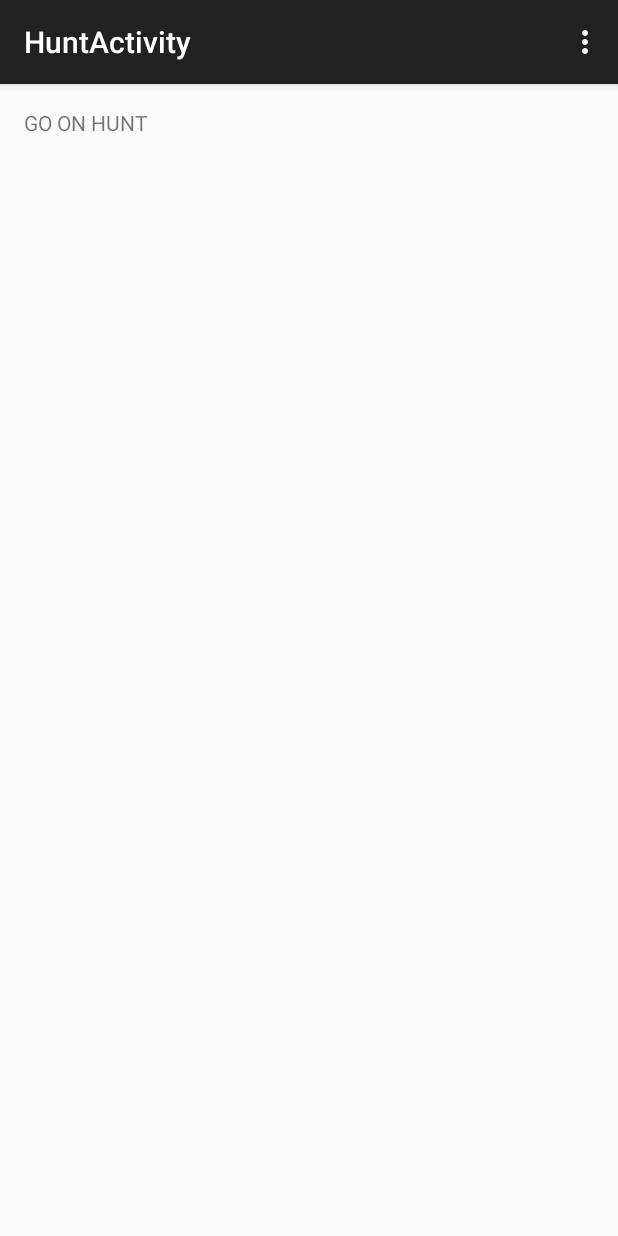
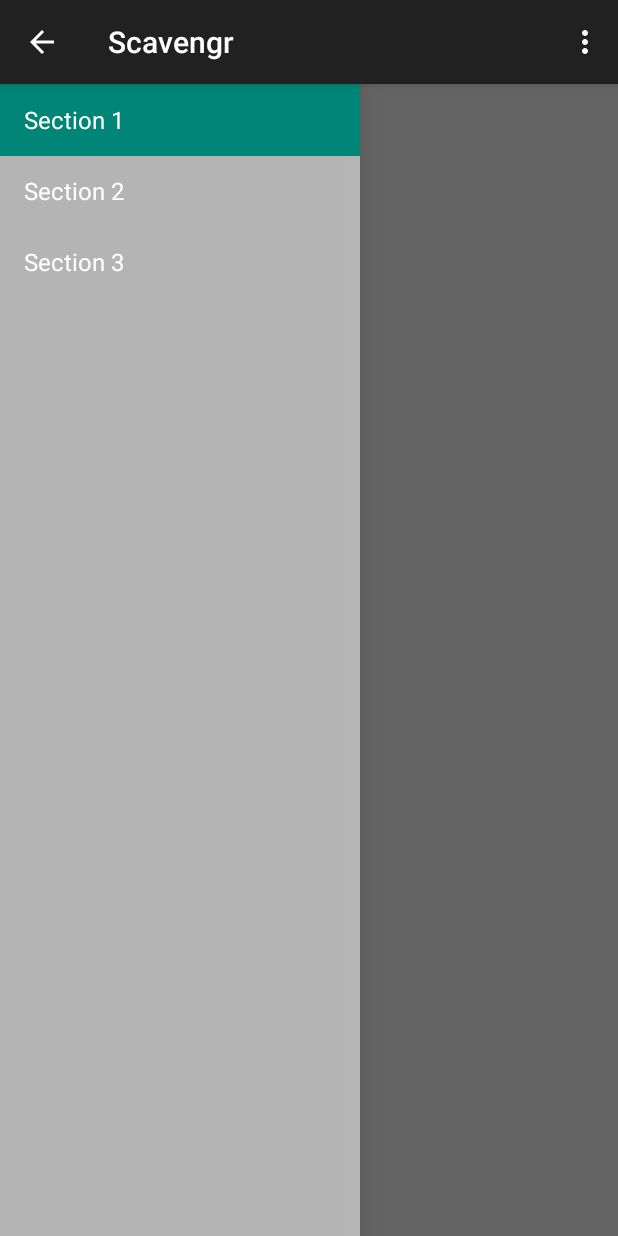
Before and after one commit to mgebhard/Scavengr, an Android app: the HuntActivity screen opened directly, with no data from a screen before it, on a phone screen of 412 x 824 dp. Run offline under Robolectric (Android 15) with nearby library versions, the phone set to English and light mode, and no system bars; 2 statements that could not run were skipped.

Commit message:
Changed activity to have navigation drawer

```diff
--- a/Scavengr/app/src/main/java/org/teamscavengr/scavengr/HuntActivity.java
+++ b/Scavengr/app/src/main/java/org/teamscavengr/scavengr/HuntActivity.java
@@ -1,25 +1,94 @@
 package org.teamscavengr.scavengr;
 
+import android.app.Activity;
 import android.support.v7.app.ActionBarActivity;
+import android.support.v7.app.ActionBar;
+import android.support.v4.app.Fragment;
+import android.support.v4.app.FragmentManager;
+import android.content.Context;
+import android.os.Build;
 import android.os.Bundle;
+import android.view.Gravity;
+import android.view.LayoutInflater;
 import android.view.Menu;
 import android.view.MenuItem;
+import android.view.View;
+import android.view.ViewGroup;
+import android.support.v4.widget.DrawerLayout;
+import android.widget.ArrayAdapter;
+import android.widget.TextView;
 
 
-public class HuntActivity extends ActionBarActivity {
+public class HuntActivity extends ActionBarActivity
+        implements NavigationDrawerFragment.NavigationDrawerCallbacks {
+
+    /**
+     * Fragment managing the behaviors, interactions and presentation of the navigation drawer.
+     */
+    private NavigationDrawerFragment mNavigationDrawerFragment;
+
+    /**
+     * Used to store the last screen title. For use in {@link #restoreActionBar()}.
+     */
+    private CharSequence mTitle;
 
     @Override
     protected void onCreate(Bundle savedInstanceState) {
         super.onCreate(savedInstanceState);
-        setContentView(R.layout.activity_hunt);
+        setContentView(R.layout.activity_hunt2);
+
+        mNavigationDrawerFragment = (NavigationDrawerFragment)
+                getSupportFragmentManager().findFragmentById(R.id.navigation_drawer);
+        mTitle = getTitle();
+
+        // Set up the drawer.
+        mNavigationDrawerFragment.setUp(
+                R.id.navigation_drawer,
+                (DrawerLayout) findViewById(R.id.drawer_layout));
+    }
+
+    @Override
+    public void onNavigationDrawerItemSelected(int position) {
+        // update the main content by replacing fragments
+        FragmentManager fragmentManager = getSupportFragmentManager();
+        fragmentManager.beginTransaction()
+                .replace(R.id.container, PlaceholderFragment.newInstance(position + 1))
+                .commit();
+    }
+
+    public void onSectionAttached(int number) {
+        switch (number) {
+            case 1:
+                mTitle = getString(R.string.title_section1);
+                break;
+            case 2:
+                mTitle = getString(R.string.title_section2);
+                break;
+            case 3:
+                mTitle = getString(R.string.title_section3);
+                break;
+        }
+    }
+
+    public void restoreActionBar() {
+        ActionBar actionBar = getSupportActionBar();
+        actionBar.setNavigationMode(ActionBar.NAVIGATION_MODE_STANDARD);
+        actionBar.setDisplayShowTitleEnabled(true);
+        actionBar.setTitle(mTitle);
     }
 
 
     @Override
     public boolean onCreateOptionsMenu(Menu menu) {
-        // Inflate the menu; this adds items to the action bar if it is present.
-        getMenuInflater().inflate(R.menu.menu_hunt, menu);
-        return true;
+        if (!mNavigationDrawerFragment.isDrawerOpen()) {
+            // Only show items in the action bar relevant to this screen
+            // if the drawer is not showing. Otherwise, let the drawer
+            // decide what to show in the action bar.
+            getMenuInflater().inflate(R.menu.hunt, menu);
+            restoreActionBar();
+            return true;
+        }
+        return super.onCreateOptionsMenu(menu);
     }
 
     @Override
@@ -36,4 +105,45 @@ public class HuntActivity extends ActionBarActivity {
 
         return super.onOptionsItemSelected(item);
     }
+
+    /**
+     * A placeholder fragment containing a simple view.
+     */
+    public static class PlaceholderFragment extends Fragment {
+        /**
+         * The fragment argument representing the section number for this
+         * fragment.
+         */
+        private static final String ARG_SECTION_NUMBER = "section_number";
+
+        /**
+         * Returns a new instance of this fragment for the given section
+         * number.
+         */
+        public static PlaceholderFragment newInstance(int sectionNumber) {
+            PlaceholderFragment fragment = new PlaceholderFragment();
+            Bundle args = new Bundle();
+            args.putInt(ARG_SECTION_NUMBER, sectionNumber);
+            fragment.setArguments(args);
+            return fragment;
+        }
+
+        public PlaceholderFragment() {
+        }
+
+        @Override
+        public View onCreateView(LayoutInflater inflater, ViewGroup container,
+                                 Bundle savedInstanceState) {
+            View rootView = inflater.inflate(R.layout.fragment_hunt, container, false);
+            return rootView;
+        }
+
+        @Override
+        public void onAttach(Activity activity) {
+            super.onAttach(activity);
+            ((HuntActivity) activity).onSectionAttached(
+                    getArguments().getInt(ARG_SECTION_NUMBER));
+        }
+    }
+
 }
--- /dev/null
+++ b/Scavengr/app/src/main/java/org/teamscavengr/scavengr/NavigationDrawerFragment.java
@@ -0,0 +1,282 @@
+package org.teamscavengr.scavengr;
+
+import android.support.v7.app.ActionBarActivity;
+import android.app.Activity;
+import android.support.v7.app.ActionBar;
+import android.support.v4.app.Fragment;
+import android.support.v4.app.ActionBarDrawerToggle;
+import android.support.v4.view.GravityCompat;
+import android.support.v4.widget.DrawerLayout;
+import android.content.SharedPreferences;
+import android.content.res.Configuration;
+import android.os.Bundle;
+import android.preference.PreferenceManager;
+import android.view.LayoutInflater;
+import android.view.Menu;
+import android.view.MenuInflater;
+import android.view.MenuItem;
+import android.view.View;
+import android.view.ViewGroup;
+import android.widget.AdapterView;
+import android.widget.ArrayAdapter;
+import android.widget.ListView;
+import android.widget.Toast;
+
+/**
+ * Fragment used for managing interactions for and presentation of a navigation drawer.
+ * See the <a href="https://developer.android.com/design/patterns/navigation-drawer.html#Interaction">
+ * design guidelines</a> for a complete explanation of the behaviors implemented here.
+ */
+public class NavigationDrawerFragment extends Fragment {
+
+    /**
+     * Remember the position of the selected item.
+     */
+    private static final String STATE_SELECTED_POSITION = "selected_navigation_drawer_position";
+
+    /**
+     * Per the design guidelines, you should show the drawer on launch until the user manually
+     * expands it. This shared preference tracks this.
+     */
+    private static final String PREF_USER_LEARNED_DRAWER = "navigation_drawer_learned";
+
+    /**
+     * A pointer to the current callbacks instance (the Activity).
+     */
+    private NavigationDrawerCallbacks mCallbacks;
+
+    /**
+     * Helper component that ties the action bar to the navigation drawer.
+     */
+    private ActionBarDrawerToggle mDrawerToggle;
+
+    private DrawerLayout mDrawerLayout;
+    private ListView mDrawerListView;
+    private View mFragmentContainerView;
+
+    private int mCurrentSelectedPosition = 0;
+    private boolean mFromSavedInstanceState;
+    private boolean mUserLearnedDrawer;
+
+    public NavigationDrawerFragment() {
+    }
+
+    @Override
+    public void onCreate(Bundle savedInstanceState) {
+        super.onCreate(savedInstanceState);
+
+        // Read in the flag indicating whether or not the user has demonstrated awareness of the
+        // drawer. See PREF_USER_LEARNED_DRAWER for details.
+        SharedPreferences sp = PreferenceManager.getDefaultSharedPreferences(getActivity());
+        mUserLearnedDrawer = sp.getBoolean(PREF_USER_LEARNED_DRAWER, false);
+
+        if (savedInstanceState != null) {
+            mCurrentSelectedPosition = savedInstanceState.getInt(STATE_SELECTED_POSITION);
+            mFromSavedInstanceState = true;
+        }
+
+        // Select either the default item (0) or the last selected item.
+        selectItem(mCurrentSelectedPosition);
+    }
+
+    @Override
+    public void onActivityCreated(Bundle savedInstanceState) {
+        super.onActivityCreated(savedInstanceState);
+        // Indicate that this fragment would like to influence the set of actions in the action bar.
+        setHasOptionsMenu(true);
+    }
+
+    @Override
+    public View onCreateView(LayoutInflater inflater, ViewGroup container,
+                             Bundle savedInstanceState) {
+        mDrawerListView = (ListView) inflater.inflate(
+                R.layout.fragment_navigation_drawer, container, false);
+        mDrawerListView.setOnItemClickListener(new AdapterView.OnItemClickListener() {
+            @Override
+            public void onItemClick(AdapterView<?> parent, View view, int position, long id) {
+                selectItem(position);
+            }
+        });
+        mDrawerListView.setAdapter(new ArrayAdapter<String>(
+                getActionBar().getThemedContext(),
+                android.R.layout.simple_list_item_activated_1,
+                android.R.id.text1,
+                new String[]{
+                        getString(R.string.title_section1),
+                        getString(R.string.title_section2),
+                        getString(R.string.title_section3),
+                }));
+        mDrawerListView.setItemChecked(mCurrentSelectedPosition, true);
+        return mDrawerListView;
+    }
+
+    public boolean isDrawerOpen() {
+        return mDrawerLayout != null && mDrawerLayout.isDrawerOpen(mFragmentContainerView);
+    }
+
+    /**
+     * Users of this fragment must call this method to set up the navigation drawer interactions.
+     *
+     * @param fragmentId   The android:id of this fragment in its activity's layout.
+     * @param drawerLayout The DrawerLayout containing this fragment's UI.
+     */
+    public void setUp(int fragmentId, DrawerLayout drawerLayout) {
+        mFragmentContainerView = getActivity().findViewById(fragmentId);
+        mDrawerLayout = drawerLayout;
+
+        // set a custom shadow that overlays the main content when the drawer opens
+        mDrawerLayout.setDrawerShadow(R.drawable.drawer_shadow, GravityCompat.START);
+        // set up the drawer's list view with items and click listener
+
+        ActionBar actionBar = getActionBar();
+        actionBar.setDisplayHomeAsUpEnabled(true);
+        actionBar.setHomeButtonEnabled(true);
+
+        // ActionBarDrawerToggle ties together the the proper interactions
+        // between the navigation drawer and the action bar app icon.
+        mDrawerToggle = new ActionBarDrawerToggle(
+                getActivity(),                    /* host Activity */
+                mDrawerLayout,                    /* DrawerLayout object */
+                R.drawable.ic_drawer,             /* nav drawer image to replace 'Up' caret */
+                R.string.navigation_drawer_open,  /* "open drawer" description for accessibility */
+                R.string.navigation_drawer_close  /* "close drawer" description for accessibility */
+        ) {
+            @Override
+            public void onDrawerClosed(View drawerView) {
+                super.onDrawerClosed(drawerView);
+                if (!isAdded()) {
+                    return;
+                }
+
+                getActivity().supportInvalidateOptionsMenu(); // calls onPrepareOptionsMenu()
+            }
+
+            @Override
+            public void onDrawerOpened(View drawerView) {
+                super.onDrawerOpened(drawerView);
+                if (!isAdded()) {
+                    return;
+                }
+
+                if (!mUserLearnedDrawer) {
+                    // The user manually opened the drawer; store this flag to prevent auto-showing
+                    // the navigation drawer automatically in the future.
+                    mUserLearnedDrawer = true;
+                    SharedPreferences sp = PreferenceManager
+                            .getDefaultSharedPreferences(getActivity());
+                    sp.edit().putBoolean(PREF_USER_LEARNED_DRAWER, true).apply();
+                }
+
+                getActivity().supportInvalidateOptionsMenu(); // calls onPrepareOptionsMenu()
+            }
+        };
+
+        // If the user hasn't 'learned' about the drawer, open it to introduce them to the drawer,
+        // per the navigation drawer design guidelines.
+        if (!mUserLearnedDrawer && !mFromSavedInstanceState) {
+            mDrawerLayout.openDrawer(mFragmentContainerView);
+        }
+
+        // Defer code dependent on restoration of previous instance state.
+        mDrawerLayout.post(new Runnable() {
+            @Override
+            public void run() {
+                mDrawerToggle.syncState();
+            }
+        });
+
+        mDrawerLayout.setDrawerListener(mDrawerToggle);
+    }
+
+    private void selectItem(int position) {
+        mCurrentSelectedPosition = position;
+        if (mDrawerListView != null) {
+            mDrawerListView.setItemChecked(position, true);
+        }
+        if (mDrawerLayout != null) {
+            mDrawerLayout.closeDrawer(mFragmentContainerView);
+        }
+        if (mCallbacks != null) {
+            mCallbacks.onNavigationDrawerItemSelected(position);
+        }
+    }
+
+    @Override
+    public void onAttach(Activity activity) {
+        super.onAttach(activity);
+        try {
+            mCallbacks = (NavigationDrawerCallbacks) activity;
+        } catch (ClassCastException e) {
+            throw new ClassCastException("Activity must implement NavigationDrawerCallbacks.");
+        }
+    }
+
+    @Override
+    public void onDetach() {
+        super.onDetach();
+        mCallbacks = null;
+    }
+
+    @Override
+    public void onSaveInstanceState(Bundle outState) {
+        super.onSaveInstanceState(outState);
+        outState.putInt(STATE_SELECTED_POSITION, mCurrentSelectedPosition);
+    }
+
+    @Override
+    public void onConfigurationChanged(Configuration newConfig) {
+        super.onConfigurationChanged(newConfig);
+        // Forward the new configuration the drawer toggle component.
+        mDrawerToggle.onConfigurationChanged(newConfig);
+    }
+
+    @Override
+    public void onCreateOptionsMenu(Menu menu, MenuInflater inflater) {
+        // If the drawer is open, show the global app actions in the action bar. See also
+        // showGlobalContextActionBar, which controls the top-left area of the action bar.
+        if (mDrawerLayout != null && isDrawerOpen()) {
+            inflater.inflate(R.menu.global, menu);
+            showGlobalContextActionBar();
+        }
+        super.onCreateOptionsMenu(menu, inflater);
+    }
+
+    @Override
+    public boolean onOptionsItemSelected(MenuItem item) {
+        if (mDrawerToggle.onOptionsItemSelected(item)) {
+            return true;
+        }
+
+        if (item.getItemId() == R.id.action_example) {
+            Toast.makeText(getActivity(), "Example action.", Toast.LENGTH_SHORT).show();
+            return true;
+        }
+
+        return super.onOptionsItemSelected(item);
+    }
+
+    /**
+     * Per the navigation drawer design guidelines, updates the action bar to show the global app
+     * 'context', rather than just what's in the current screen.
+     */
+    private void showGlobalContextActionBar() {
+        ActionBar actionBar = getActionBar();
+        actionBar.setDisplayShowTitleEnabled(true);
+        actionBar.setNavigationMode(ActionBar.NAVIGATION_MODE_STANDARD);
+        actionBar.setTitle(R.string.app_name);
+    }
+
+    private ActionBar getActionBar() {
+        return ((ActionBarActivity) getActivity()).getSupportActionBar();
+    }
+
+    /**
+     * Callbacks interface that all activities using this fragment must implement.
+     */
+    public static interface NavigationDrawerCallbacks {
+        /**
+         * Called when an item in the navigation drawer is selected.
+         */
+        void onNavigationDrawerItemSelected(int position);
+    }
+}
--- /dev/null
+++ b/Scavengr/app/src/main/res/layout/activity_hunt2.xml
@@ -0,0 +1,25 @@
+<!-- A DrawerLayout is intended to be used as the top-level content view using match_parent for both width and height to consume the full space available. -->
+<android.support.v4.widget.DrawerLayout xmlns:android="http://schemas.android.com/apk/res/android"
+    xmlns:tools="http://schemas.android.com/tools" android:id="@+id/drawer_layout"
+    android:layout_width="match_parent" android:layout_height="match_parent"
+    tools:context="org.teamscavengr.scavengr.HuntActivity">
+
+    <!-- As the main content view, the view below consumes the entire
+         space available using match_parent in both dimensions. -->
+    <FrameLayout android:id="@+id/container" android:layout_width="match_parent"
+        android:layout_height="match_parent" />
+
+    <!-- android:layout_gravity="start" tells DrawerLayout to treat
+         this as a sliding drawer on the left side for left-to-right
+         languages and on the right side for right-to-left languages.
+         If you're not building against API 17 or higher, use
+         android:layout_gravity="left" instead. -->
+    <!-- The drawer is given a fixed width in dp and extends the full height of
+         the container. -->
+    <fragment android:id="@+id/navigation_drawer"
+        android:layout_width="@dimen/navigation_drawer_width" android:layout_height="match_parent"
+        android:layout_gravity="start"
+        android:name="org.teamscavengr.scavengr.NavigationDrawerFragment"
+        tools:layout="@layout/fragment_navigation_drawer" />
+
+</android.support.v4.widget.DrawerLayout>
--- a/Scavengr/app/src/main/res/layout/activity_hunt.xml
+++ b/Scavengr/app/src/main/res/layout/fragment_hunt.xml
@@ -4,10 +4,9 @@
     android:paddingRight="@dimen/activity_horizontal_margin"
     android:paddingTop="@dimen/activity_vertical_margin"
     android:paddingBottom="@dimen/activity_vertical_margin"
-    tools:context="org.teamscavengr.scavengr.HuntActivity">
+    tools:context="org.teamscavengr.scavengr.HuntActivity$PlaceholderFragment">
 
-    <TextView android:text="GO ON HUNT"
-        android:layout_width="wrap_content"
+    <TextView android:id="@+id/section_label" android:layout_width="wrap_content"
         android:layout_height="wrap_content" />
 
 </RelativeLayout>
--- /dev/null
+++ b/Scavengr/app/src/main/res/layout/fragment_navigation_drawer.xml
@@ -0,0 +1,5 @@
+<ListView xmlns:android="http://schemas.android.com/apk/res/android"
+    xmlns:tools="http://schemas.android.com/tools" android:layout_width="match_parent"
+    android:layout_height="match_parent" android:choiceMode="singleChoice"
+    android:divider="@android:color/transparent" android:dividerHeight="0dp"
+    android:background="#cccc" tools:context="org.teamscavengr.scavengr.NavigationDrawerFragment" />
--- /dev/null
+++ b/Scavengr/app/src/main/res/menu/global.xml
@@ -0,0 +1,5 @@
+<menu xmlns:android="http://schemas.android.com/apk/res/android"
+    xmlns:app="http://schemas.android.com/apk/res-auto">
+    <item android:id="@+id/action_settings" android:title="@string/action_settings"
+        android:orderInCategory="100" android:showAsAction="never" />
+</menu>
--- /dev/null
+++ b/Scavengr/app/src/main/res/menu/hunt.xml
@@ -0,0 +1,9 @@
+<menu xmlns:android="http://schemas.android.com/apk/res/android"
+    xmlns:app="http://schemas.android.com/apk/res-auto"
+    xmlns:tools="http://schemas.android.com/tools"
+    tools:context="org.teamscavengr.scavengr.HuntActivity">
+    <item android:id="@+id/action_example" android:title="@string/action_example"
+        android:showAsAction="withText|ifRoom" />
+    <item android:id="@+id/action_settings" android:title="@string/action_settings"
+        android:orderInCategory="100" android:showAsAction="never" />
+</menu>
--- a/Scavengr/app/src/main/res/values/dimens.xml
+++ b/Scavengr/app/src/main/res/values/dimens.xml
@@ -1,5 +1,9 @@
+<?xml version="1.0" encoding="utf-8"?>
 <resources>
+
     <!-- Default screen margins, per the Android Design guidelines. -->
     <dimen name="activity_horizontal_margin">16dp</dimen>
     <dimen name="activity_vertical_margin">16dp</dimen>
+    <dimen name="navigation_drawer_width">240dp</dimen>
+
 </resources>
--- a/Scavengr/app/src/main/res/values/strings.xml
+++ b/Scavengr/app/src/main/res/values/strings.xml
@@ -9,5 +9,11 @@
     <string name="hello_world">Hello world!</string>
     <string name="title_activity_hunt">HuntActivity</string>
     <string name="title_activity_map_test">MapTestActivity</string>
+    <string name="title_section1">Section 1</string>
+    <string name="title_section2">Section 2</string>
+    <string name="title_section3">Section 3</string>
+    <string name="navigation_drawer_open">Open navigation drawer</string>
+    <string name="navigation_drawer_close">Close navigation drawer</string>
+    <string name="action_example">Example action</string>
 
 </resources>
```
Also changed, not shown: Scavengr/app/src/main/AndroidManifest.xml (+11 -7 lines), Scavengr/app/src/main/res/drawable-hdpi/drawer_shadow.9.png (added), Scavengr/app/src/main/res/drawable-hdpi/ic_drawer.png (added), Scavengr/app/src/main/res/drawable-mdpi/drawer_shadow.9.png (added), Scavengr/app/src/main/res/drawable-mdpi/ic_drawer.png (added), Scavengr/app/src/main/res/drawable-xhdpi/drawer_shadow.9.png (added), Scavengr/app/src/main/res/drawable-xhdpi/ic_drawer.png (added), Scavengr/app/src/main/res/drawable-xxhdpi/drawer_shadow.9.png (added), Scavengr/app/src/main/res/drawable-xxhdpi/ic_drawer.png (added).
